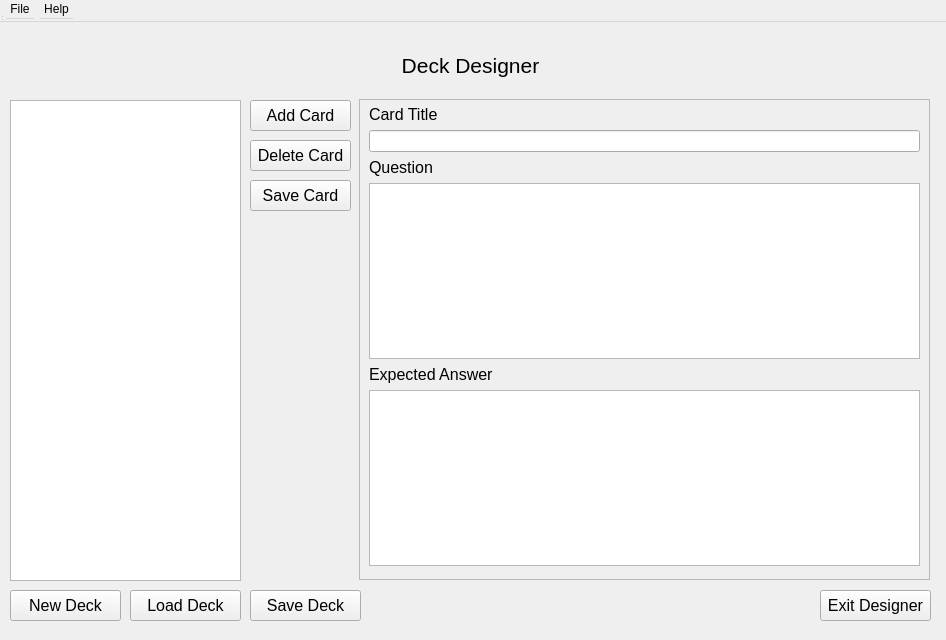
This is src/ui/designer_window.ui in nikolovdeyan/flashkarti as Qt 5 draws it before an edit. The edited form follows.
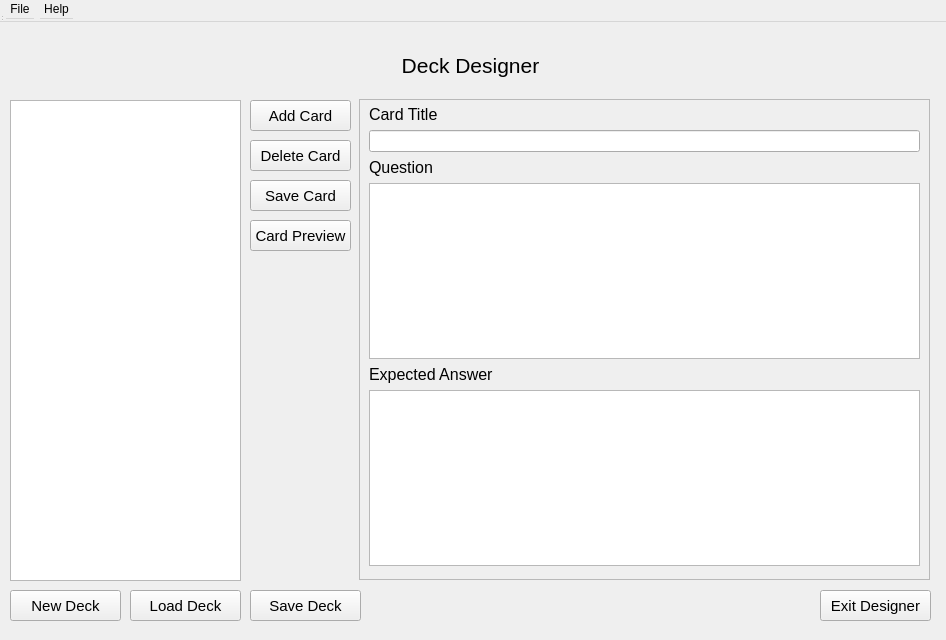
This is the edited form.

Commit message: Add toggleable preview button to Deck Designer.

```diff
--- a/src/ui/designer_window.ui
+++ b/src/ui/designer_window.ui
@@ -60,7 +60,7 @@
     </property>
     <property name="font">
      <font>
-      <pointsize>12</pointsize>
+      <pointsize>11</pointsize>
      </font>
     </property>
     <property name="text">
@@ -90,7 +90,7 @@
     </property>
     <property name="font">
      <font>
-      <pointsize>12</pointsize>
+      <pointsize>11</pointsize>
      </font>
     </property>
     <property name="text">
@@ -203,7 +203,7 @@
     </property>
     <property name="font">
      <font>
-      <pointsize>12</pointsize>
+      <pointsize>11</pointsize>
      </font>
     </property>
     <property name="text">
@@ -233,7 +233,7 @@
     </property>
     <property name="font">
      <font>
-      <pointsize>12</pointsize>
+      <pointsize>11</pointsize>
      </font>
     </property>
     <property name="text">
@@ -263,7 +263,7 @@
     </property>
     <property name="font">
      <font>
-      <pointsize>12</pointsize>
+      <pointsize>11</pointsize>
      </font>
     </property>
     <property name="text">
@@ -293,7 +293,7 @@
     </property>
     <property name="font">
      <font>
-      <pointsize>12</pointsize>
+      <pointsize>11</pointsize>
      </font>
     </property>
     <property name="text">
@@ -323,7 +323,7 @@
     </property>
     <property name="font">
      <font>
-      <pointsize>12</pointsize>
+      <pointsize>11</pointsize>
      </font>
     </property>
     <property name="text">
@@ -336,6 +336,36 @@
      <bool>false</bool>
     </property>
    </widget>
+   <widget class="QPushButton" name="toggle_card_preview_btn">
+    <property name="geometry">
+     <rect>
+      <x>250</x>
+      <y>170</y>
+      <width>101</width>
+      <height>31</height>
+     </rect>
+    </property>
+    <property name="sizePolicy">
+     <sizepolicy hsizetype="Fixed" vsizetype="Fixed">
+      <horstretch>0</horstretch>
+      <verstretch>0</verstretch>
+     </sizepolicy>
+    </property>
+    <property name="font">
+     <font>
+      <pointsize>11</pointsize>
+     </font>
+    </property>
+    <property name="text">
+     <string>Card Preview</string>
+    </property>
+    <property name="checkable">
+     <bool>true</bool>
+    </property>
+    <property name="checked">
+     <bool>false</bool>
+    </property>
+   </widget>
   </widget>
   <widget class="QMenuBar" name="menubar">
    <property name="geometry">
```
The commit also changes 4 other files.
